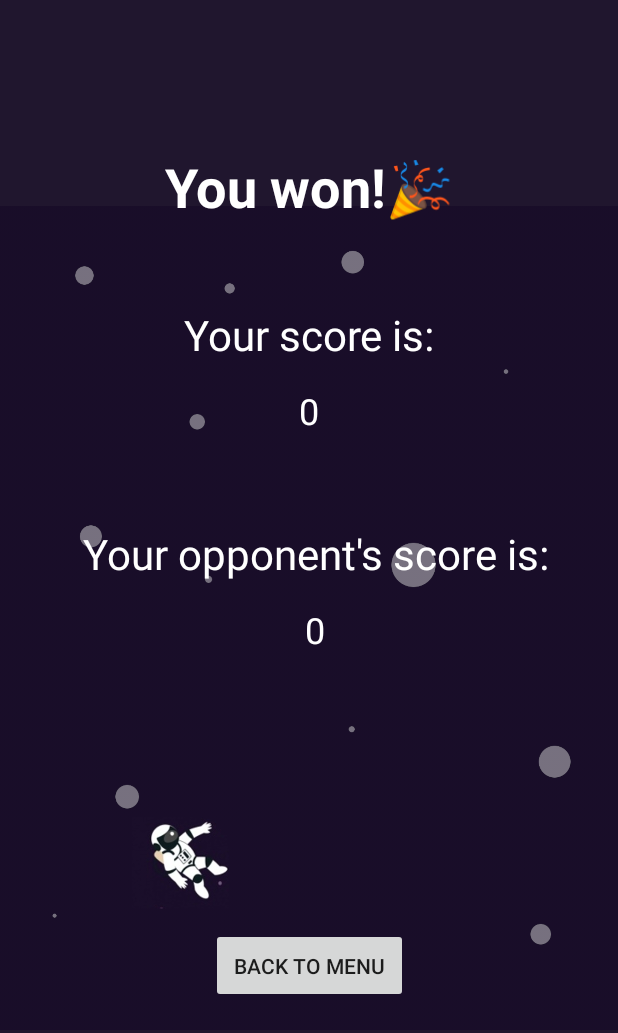
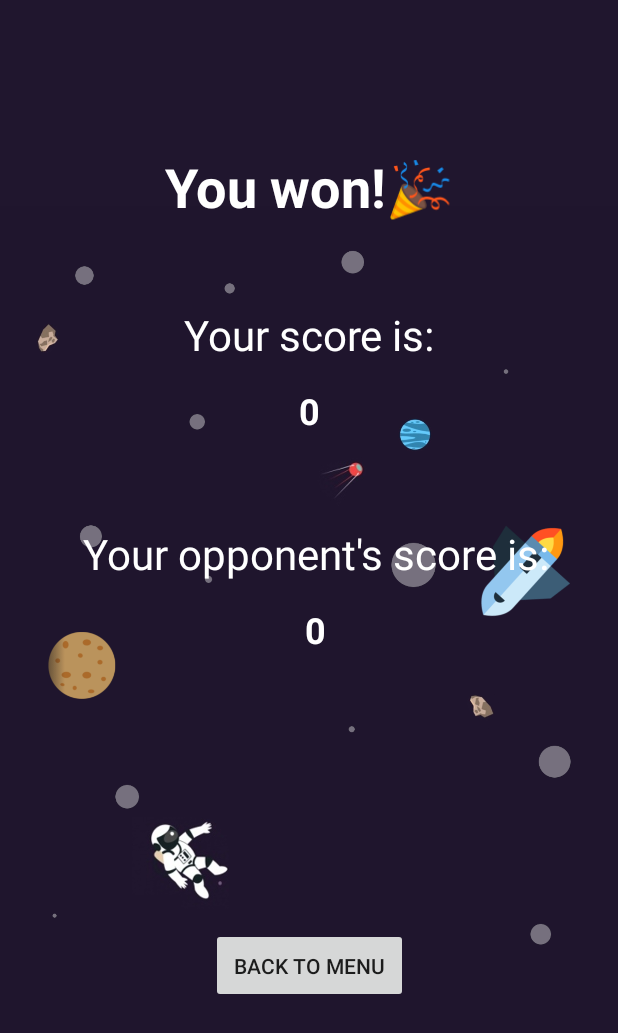
Before and after one commit to Augugrumi/SpaceRace, an Android app: the screen it shows after launch (EndMatchActivity), on a phone screen of 412 x 824 dp. Shown: the top 1033 px of the screen. Run offline under Robolectric (Android 15) with nearby library versions, the phone set to English and light mode, and no system bars; our stand-ins replace ButterKnife; libraries missing offline, so code that uses them is left out: com.luolc.emojirain; plain views replace EmojiRainLayout, MaterialFancyButton; 9 statements that could not run were skipped.

Commit message:
Minor ui improvement

```diff
--- a/app/src/main/res/layout/activity_end_match.xml
+++ b/app/src/main/res/layout/activity_end_match.xml
@@ -28,7 +28,7 @@
             android:layout_margin="100dp"
             android:layout_marginEnd="8dp"
             android:layout_marginStart="8dp"
-            android:layout_marginTop="40dp"
+            android:layout_marginTop="20dp"
             android:text="@string/end_match_win"
             android:textAlignment="center"
             android:textAllCaps="false"
@@ -68,7 +68,8 @@
                 android:text="0"
                 android:textAlignment="center"
                 android:textColor="@android:color/white"
-                android:textSize="24sp" />
+                android:textSize="24sp"
+                android:textStyle="bold" />
 
         </LinearLayout>
 
@@ -98,7 +99,8 @@
                 android:text="0"
                 android:textAlignment="center"
                 android:textColor="@android:color/white"
-                android:textSize="24sp" />
+                android:textSize="24sp"
+                android:textStyle="bold" />
         </LinearLayout>
 
 
```
Also changed, not shown: app/src/main/res/drawable/end_match_bg.png.
